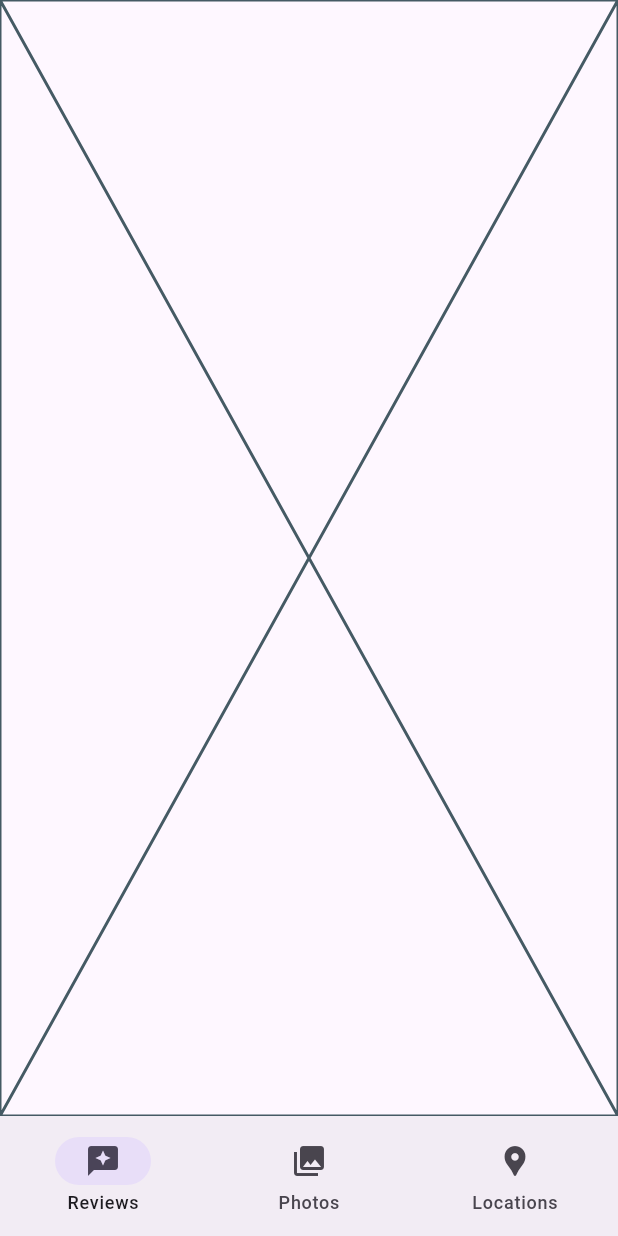
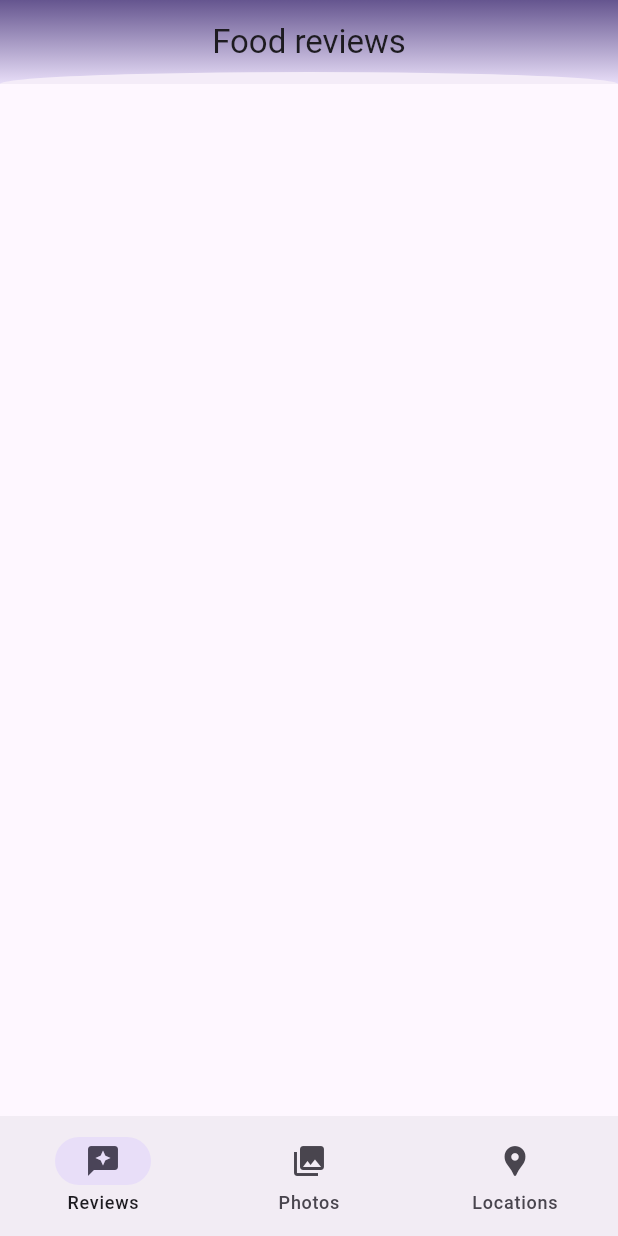
Before and after one commit to akshkin/food_reviews_flutter, a Flutter app: the screen it shows after launch, on a phone screen of 412 x 824 dp. Run offline on Flutter 3.47's test engine with Material 3 defaults, Android fonts, the light colour scheme and no system bars.

Commit message:
Add AppBar to the ReviewList page implemented with a CustomClipper

```diff
--- a/lib/pages/review_list/review_list.dart
+++ b/lib/pages/review_list/review_list.dart
@@ -1,4 +1,5 @@
 import 'package:flutter/material.dart';
+import 'package:food_reviews/helper/clippers.dart';
 
 class ReviewList extends StatefulWidget {
   const ReviewList({super.key});
@@ -12,6 +13,28 @@
 class _ReviewListState extends State<ReviewList> {
   @override
   Widget build(BuildContext context) {
-    return const Placeholder();
+    return Scaffold(
+      appBar: AppBar(
+        title: const Text("Food reviews"),
+        backgroundColor: Colors.transparent,
+        elevation: 2,
+        flexibleSpace: ClipPath(
+          clipper: OvalClipperUpper(),
+          child: Container(
+            decoration: BoxDecoration(
+              gradient: LinearGradient(
+                colors: [
+                  Theme.of(context).colorScheme.primary,
+                  Theme.of(context).colorScheme.secondaryContainer,
+                ],
+                begin: Alignment.topCenter,
+                end: Alignment.bottomCenter,
+              ),
+            ),
+          ),
+        ),
+      ),
+      extendBodyBehindAppBar: true, // to keep clipped area transparent
+    );
   }
 }
```
